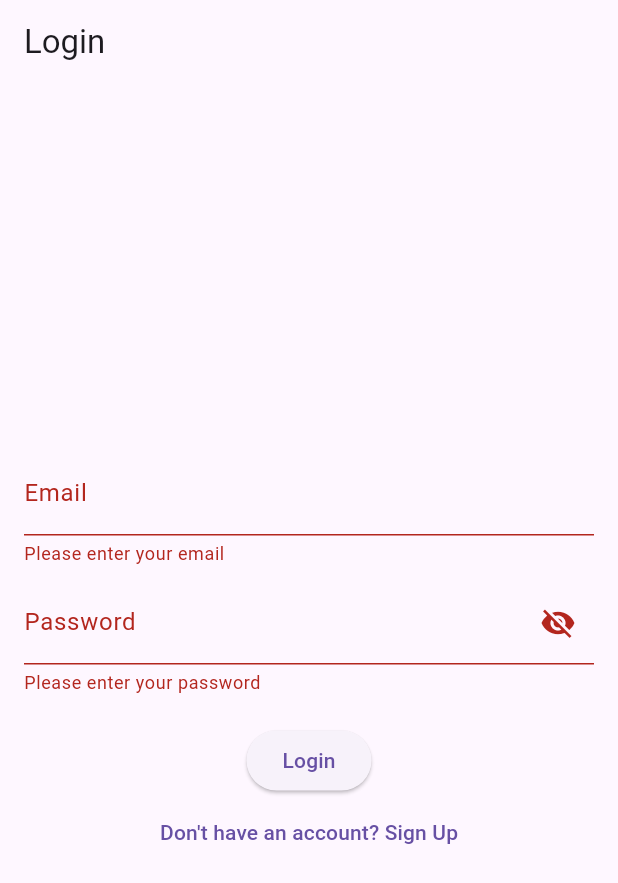
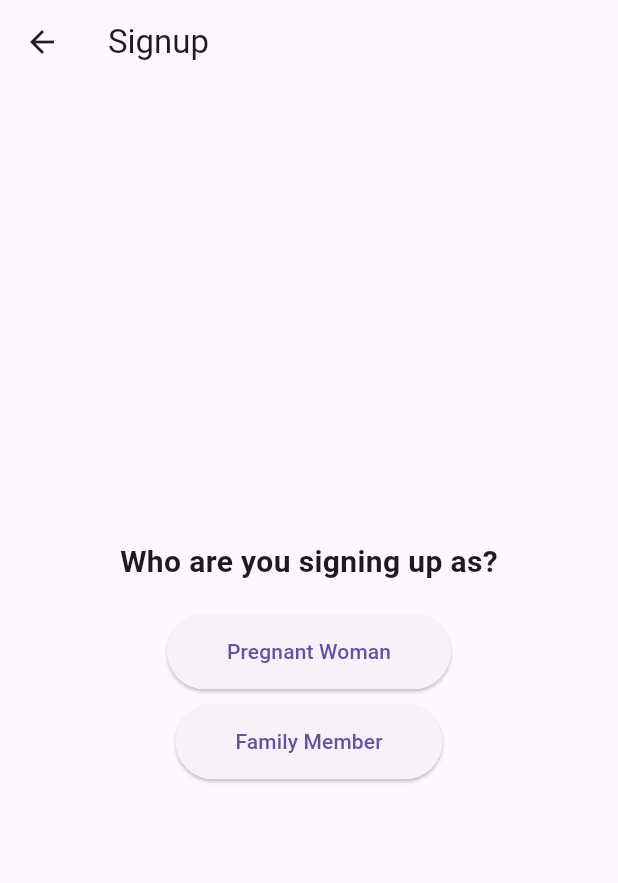
Before and after one commit to Lakshminandana2212/pregnancy-assisstance-app, a Flutter app: the screen it shows after launch, after a tap on "Login", after a tap on "Don't have an account? Sign Up", on a phone screen of 412 x 824 dp. Shown: the top 883 px of the screen. Run offline on Flutter 3.47's test engine with Material 3 defaults, Android fonts, the phone set to English and light mode, and no system bars; our stand-ins replace cloud_firestore, firebase_auth, firebase_core; accounts and stored records are empty.

Commit message:
login authenthication done,dashboard implemented

```diff
--- a/preg/lib/main.dart
+++ b/preg/lib/main.dart
@@ -1,8 +1,9 @@
 import 'package:flutter/material.dart';
 import 'package:firebase_core/firebase_core.dart';
 import 'screens/login_screen.dart'; // Import LoginScreen
-import 'screens/signup_preg.dart'; // Import SignupScreen
-import 'screens/signup_family.dart'; // Import FamilySignupScreen
+import 'screens/signup_decision.dart'; // Import SignupDecisionScreen
+import 'screens/signup_preg.dart'; // Import SignupScreen for Pregnant Women
+import 'screens/signup_family.dart'; // Import SignupScreen for Family Members
 import 'screens/dashboard.dart'; // Import DashboardScreen
 
 void main() async {
@@ -10,15 +11,13 @@ void main() async {
   WidgetsFlutterBinding.ensureInitialized();
 
   // Initialize Firebase
-  await Firebase.initializeApp(); // Corrected method name
+  await Firebase.initializeApp();
 
   // Run the app
   runApp(MyApp());
 }
 
 class MyApp extends StatelessWidget {
-  const MyApp({super.key});
-
   @override
   Widget build(BuildContext context) {
     return MaterialApp(
@@ -31,12 +30,19 @@ class MyApp extends StatelessWidget {
       initialRoute: '/login', // Set initial route
       routes: {
         '/login': (context) => LoginScreen(), // Login Screen
+        '/signup_decision':
+            (context) => SignupDecisionScreen(), // Signup Decision Screen
         '/signup_preg':
             (context) => SignupScreen(), // Signup Screen for Pregnant Women
         '/signup_family':
             (context) =>
                 FamilySignupScreen(), // Signup Screen for Family Members
-        '/dashboard': (context) => DashboardScreen(), // Dashboard Screen
+        '/dashboard': (context) {
+          // Retrieve the lastPeriodDate from the arguments
+          final DateTime lastPeriodDate =
+              ModalRoute.of(context)!.settings.arguments as DateTime;
+          return DashboardScreen(lastPeriodDate: lastPeriodDate);
+        },
       },
     );
   }
--- a/preg/lib/screens/login_screen.dart
+++ b/preg/lib/screens/login_screen.dart
@@ -24,18 +24,17 @@ class _LoginScreenState extends State<LoginScreen> {
 
       try {
         // Authenticate user with Firebase Auth
-        UserCredential userCredential = await FirebaseAuth.instance.signInWithEmailAndPassword(
-          email: _emailController.text.trim(),
-          password: _passwordController.text.trim(),
-        );
+        UserCredential userCredential = await FirebaseAuth.instance
+            .signInWithEmailAndPassword(
+              email: _emailController.text.trim(),
+              password: _passwordController.text.trim(),
+            );
 
         String uid = userCredential.user!.uid;
 
         // Fetch user details from Firestore
-        DocumentSnapshot userDoc = await FirebaseFirestore.instance
-            .collection('users')
-            .doc(uid)
-            .get();
+        DocumentSnapshot userDoc =
+            await FirebaseFirestore.instance.collection('users').doc(uid).get();
 
         if (userDoc.exists) {
           print("User Data: ${userDoc.data()}");
@@ -45,12 +44,11 @@ class _LoginScreenState extends State<LoginScreen> {
 
         // Navigate to Dashboard after successful login
         Navigator.pushReplacementNamed(context, '/dashboard');
-
       } on FirebaseAuthException catch (e) {
         print("Error: ${e.message}");
-        ScaffoldMessenger.of(context).showSnackBar(
-          SnackBar(content: Text("Login failed: ${e.message}")),
-        );
+        ScaffoldMessenger.of(
+          context,
+        ).showSnackBar(SnackBar(content: Text("Login failed: ${e.message}")));
       } catch (e) {
         print("Error: $e");
         ScaffoldMessenger.of(context).showSnackBar(
@@ -102,7 +100,9 @@ class _LoginScreenState extends State<LoginScreen> {
                   labelText: "Password",
                   suffixIcon: IconButton(
                     icon: Icon(
-                      _isPasswordVisible ? Icons.visibility : Icons.visibility_off,
+                      _isPasswordVisible
+                          ? Icons.visibility
+                          : Icons.visibility_off,
                     ),
                     onPressed: () {
                       setState(() {
@@ -124,15 +124,12 @@ class _LoginScreenState extends State<LoginScreen> {
               // Login Button
               _isLoading
                   ? CircularProgressIndicator()
-                  : ElevatedButton(
-                      onPressed: _login,
-                      child: Text("Login"),
-                    ),
+                  : ElevatedButton(onPressed: _login, child: Text("Login")),
 
               // Sign Up Button
               TextButton(
                 onPressed: () {
-                  Navigator.pushNamed(context, '/signup');
+                  Navigator.pushNamed(context, '/signup_decision');
                 },
                 child: Text("Don't have an account? Sign Up"),
               ),
--- /dev/null
+++ b/preg/lib/screens/signup_decision.dart
@@ -0,0 +1,45 @@
+import 'package:flutter/material.dart';
+
+class SignupDecisionScreen extends StatelessWidget {
+  @override
+  Widget build(BuildContext context) {
+    return Scaffold(
+      appBar: AppBar(
+        title: Text("Signup"),
+      ),
+      body: Center(
+        child: Column(
+          mainAxisAlignment: MainAxisAlignment.center,
+          children: [
+            Text(
+              "Who are you signing up as?",
+              style: TextStyle(fontSize: 20, fontWeight: FontWeight.bold),
+            ),
+            SizedBox(height: 20),
+            ElevatedButton(
+              onPressed: () {
+                // Navigate to Pregnant Woman Signup Screen
+                Navigator.pushNamed(context, '/signup_preg');
+              },
+              child: Text("Pregnant Woman"),
+              style: ElevatedButton.styleFrom(
+                padding: EdgeInsets.symmetric(horizontal: 40, vertical: 15),
+              ),
+            ),
+            SizedBox(height: 10),
+            ElevatedButton(
+              onPressed: () {
+                // Navigate to Family Member Signup Screen
+                Navigator.pushNamed(context, '/signup_family');
+              },
+              child: Text("Family Member"),
+              style: ElevatedButton.styleFrom(
+                padding: EdgeInsets.symmetric(horizontal: 40, vertical: 15),
+              ),
+            ),
+          ],
+        ),
+      ),
+    );
+  }
+}
```
Also changed, not shown: preg/lib/screens/dashboard.dart (+144 -4 lines), 2 other files.
